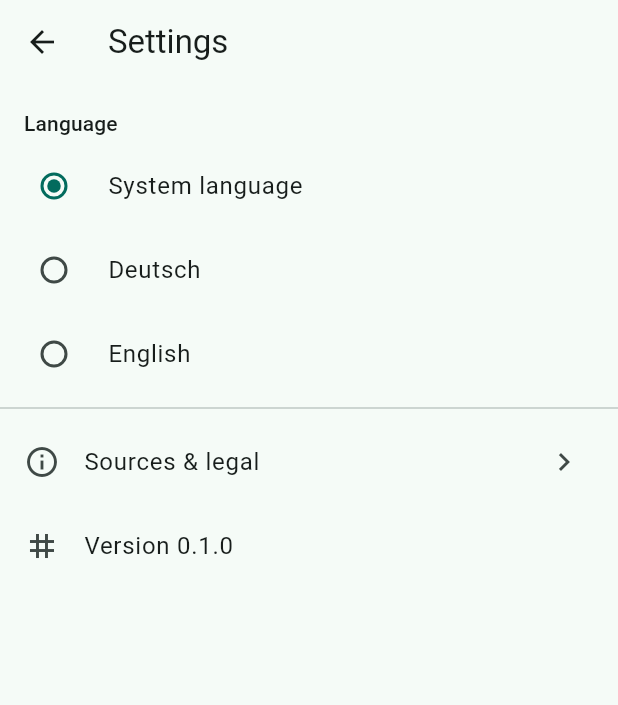
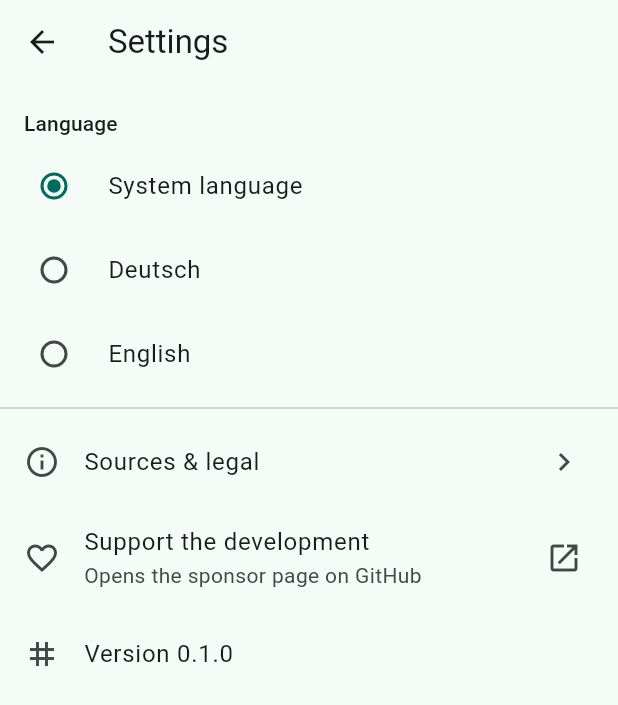
Before and after one commit to praetorianer777/vorsorgeheft, a Flutter app: the screen it shows after launch, after a tap on the "settings" icon, on a phone screen of 412 x 824 dp. Shown: the top 705 px of the screen. Run offline on Flutter 3.47's test engine with Material 3 defaults, Android fonts, the phone set to English and light mode, and no system bars; our stand-ins replace drift, flutter_local_notifications, flutter_riverpod, permission_handler, share_plus, timezone; accounts and stored records are empty; generated files the repository leaves out were written again.

Commit message:
feat: ask for support once, after the third recorded appointment
A single prompt on the family screen, shown after the third appointment
recorded as done and never on a first launch. Either button dismisses it
for good; the sponsor link itself lives permanently in settings, so the
prompt is only a one-time shortcut to it.

Skips do not count towards the three. The prompt says the app reminded
the person about appointments, and a skip is a decision not to have one.

The dismissed flag is a device-local setting and is not replicated.
Replicated, the other parent would either never see the prompt or see it
a second time after dismissing it.

Closes #12

Co-Authored-By: Claude Fable 5.1 <noreply@anthropic.com>
Claude-Session: https://claude.ai/code/session_01FBjXgW8GtD5xPktoMpnnCu

```diff
--- a/lib/l10n/app_en.arb
+++ b/lib/l10n/app_en.arb
@@ -238,8 +238,8 @@
     }
   },
   "exportCalendar": "Export as calendar file",
-  "exportCalendarFamily": "Preventive care \u2013 family",
-  "exportCalendarPerson": "Preventive care \u2013 {name}",
+  "exportCalendarFamily": "Preventive care – family",
+  "exportCalendarPerson": "Preventive care – {name}",
   "@exportCalendarPerson": {
     "placeholders": {
       "name": {
@@ -259,5 +259,17 @@
   "exportFailed": "The calendar file could not be created.",
   "notificationsTitle": "Reminders",
   "notificationsDenied": "Notifications are switched off for this app. Turn them on in the system settings to be reminded.",
-  "notificationsEnable": "Allow notifications"
+  "notificationsEnable": "Allow notifications",
+  "supportPromptBody": "This app has reminded you about {count} appointments. It costs nothing and collects nothing. If you like, support its development.",
+  "@supportPromptBody": {
+    "placeholders": {
+      "count": {
+        "type": "int"
+      }
+    }
+  },
+  "supportPromptOpen": "Support",
+  "supportPromptDismiss": "No thanks",
+  "supportLink": "Support the development",
+  "supportLinkHint": "Opens the sponsor page on GitHub"
 }
--- /dev/null
+++ b/lib/support/support_prompt.dart
@@ -0,0 +1,19 @@
+/// Where the support link points. It lives in settings permanently; the
+/// one-time prompt is only a shortcut to it.
+const supportUrl = 'https://github.com/sponsors/praetorianer777';
+
+/// Device-local on purpose. Replicated, the other parent would either never
+/// see the prompt or see it a second time after dismissing it.
+const supportPromptDismissedKey = 'support.prompt.dismissed';
+
+/// The prompt appears after this many recorded appointments, and never on a
+/// first launch: by then the app has done something for the person asking.
+const supportPromptThreshold = 3;
+
+/// Whether the one-time support prompt should be on screen right now.
+///
+/// [completed] counts appointments recorded as done, not skipped: the prompt
+/// says the app has reminded the person about appointments, and a skip is a
+/// decision not to have one.
+bool supportPromptDue({required int completed, required bool dismissed}) =>
+    !dismissed && completed >= supportPromptThreshold;
--- /dev/null
+++ b/lib/support/support_prompt_notifier.dart
@@ -0,0 +1,41 @@
+import 'package:flutter_riverpod/flutter_riverpod.dart';
+
+import '../app/providers.dart';
+import 'support_prompt.dart';
+
+/// Whether the person has dismissed the support prompt, read from the
+/// device-local settings. Unknown until the read completes, which is what
+/// keeps the prompt off a first launch's very first frame.
+class SupportPromptDismissed extends AsyncNotifier<bool> {
+  @override
+  Future<bool> build() async {
+    final stored = await ref
+        .read(databaseProvider)
+        .settingValue(supportPromptDismissedKey);
+    return stored == 'true';
+  }
+
+  /// Once. There is no way back, because a prompt that can come back is not
+  /// a one-time prompt.
+  Future<void> dismiss() async {
+    state = const AsyncValue.data(true);
+    await ref
+        .read(databaseProvider)
+        .putSetting(supportPromptDismissedKey, 'true');
+  }
+}
+
+final supportPromptDismissedProvider =
+    AsyncNotifierProvider<SupportPromptDismissed, bool>(
+      SupportPromptDismissed.new,
+    );
+
+final supportPromptDueProvider = Provider<bool>((ref) {
+  final dismissed = ref.watch(supportPromptDismissedProvider).value;
+  if (dismissed == null) return false;
+  final completions = ref.watch(completionsProvider).value ?? const [];
+  return supportPromptDue(
+    completed: completions.where((c) => !c.skipped).length,
+    dismissed: dismissed,
+  );
+});
--- a/lib/ui/family_screen.dart
+++ b/lib/ui/family_screen.dart
@@ -1,11 +1,14 @@
 import 'package:flutter/material.dart';
 import 'package:permission_handler/permission_handler.dart';
+import 'package:url_launcher/url_launcher.dart';
 import 'package:flutter_riverpod/flutter_riverpod.dart';
 
 import '../app/providers.dart';
 import '../domain/person.dart';
 import '../l10n/app_localizations.dart';
 import '../notifications/permission_state.dart';
+import '../support/support_prompt.dart';
+import '../support/support_prompt_notifier.dart';
 import 'export_action.dart';
 import 'formatting.dart';
 import 'person_form_screen.dart';
@@ -62,6 +65,32 @@ class FamilyScreen extends ConsumerWidget {
                 TextButton(
                   onPressed: () => openAppSettings(),
                   child: Text(l10n.notificationsEnable),
+                ),
+              ],
+            ),
+          if (ref.watch(supportPromptDueProvider))
+            MaterialBanner(
+              key: const Key('support-prompt'),
+              content: Text(l10n.supportPromptBody(supportPromptThreshold)),
+              leading: const Icon(Icons.favorite_outline),
+              actions: [
+                TextButton(
+                  key: const Key('support-prompt-dismiss'),
+                  onPressed: () => ref
+                      .read(supportPromptDismissedProvider.notifier)
+                      .dismiss(),
+                  child: Text(l10n.supportPromptDismiss),
+                ),
+                FilledButton.tonal(
+                  key: const Key('support-prompt-open'),
+                  onPressed: () {
+                    ref.read(supportPromptDismissedProvider.notifier).dismiss();
+                    launchUrl(
+                      Uri.parse(supportUrl),
+                      mode: LaunchMode.externalApplication,
+                    );
+                  },
+                  child: Text(l10n.supportPromptOpen),
                 ),
               ],
             ),
--- a/lib/ui/settings_screen.dart
+++ b/lib/ui/settings_screen.dart
@@ -1,9 +1,11 @@
 import 'package:flutter/material.dart';
 import 'package:flutter_riverpod/flutter_riverpod.dart';
+import 'package:url_launcher/url_launcher.dart';
 
 import '../app/version.dart';
 import '../l10n/app_localizations.dart';
 import '../l10n/locale_notifier.dart';
+import '../support/support_prompt.dart';
 import 'sources_screen.dart';
 
 /// What belongs to this device rather than to the family.
@@ -67,6 +69,17 @@ class SettingsScreen extends ConsumerWidget {
             ),
           ),
           ListTile(
+            key: const Key('support-link'),
+            leading: const Icon(Icons.favorite_outline),
+            title: Text(l10n.supportLink),
+            subtitle: Text(l10n.supportLinkHint),
+            trailing: const Icon(Icons.open_in_new),
+            onTap: () => launchUrl(
+              Uri.parse(supportUrl),
+              mode: LaunchMode.externalApplication,
+            ),
+          ),
+          ListTile(
             leading: const Icon(Icons.tag_outlined),
             title: Text(l10n.appVersion(appVersion)),
           ),
```
Also changed, not shown: lib/l10n/app_de.arb (+16 -4 lines), 5 other files.
